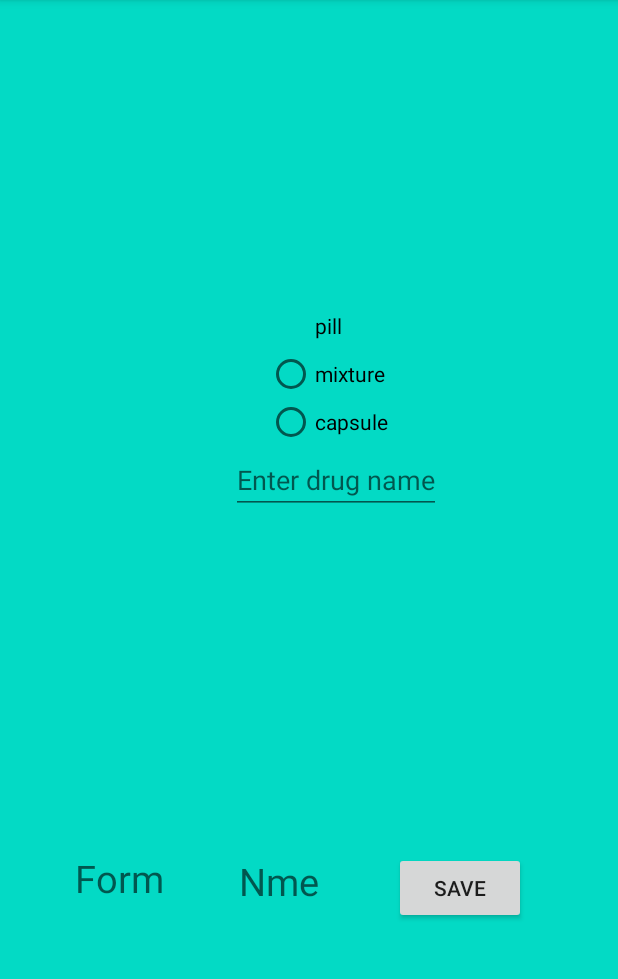
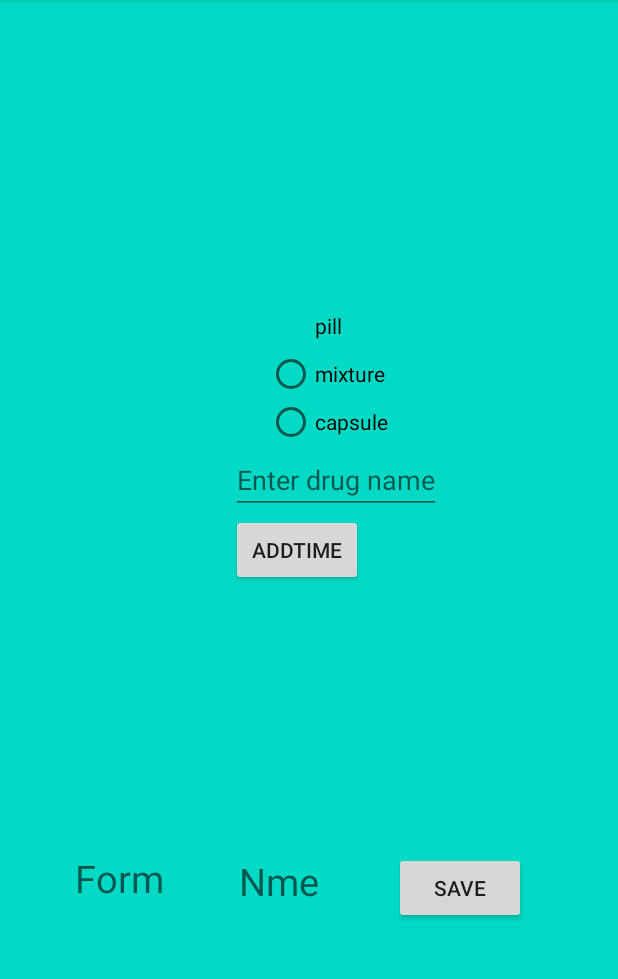
Before and after one commit to lizaarkhipskaya/TabletManager, an Android app: the FindDrugFragment screen opened through its navigation route, on a phone screen of 412 x 824 dp, the part 84-1063 px from its top. Run offline under Robolectric (Android 15) with nearby library versions, the phone set to English and light mode, and no system bars; our stand-ins replace data binding; 2 statements that could not run were skipped.

Commit message:
Add AlarmManager #2
1. Add ability to set time in FindDrugFragment.
2. Connect AlarmManager with drug time list.

```diff
--- a/app/src/main/java/com/product/tabletmanager/viewmodel/DrugViewModel.java
+++ b/app/src/main/java/com/product/tabletmanager/viewmodel/DrugViewModel.java
@@ -1,4 +1,6 @@
 package com.product.tabletmanager.viewmodel;
+
+import android.util.Log;
 
 import androidx.databinding.ObservableField;
 import androidx.lifecycle.LiveData;
@@ -9,6 +11,7 @@ import com.product.tabletmanager.model.Drug;
 import com.product.tabletmanager.model.DrugRepository;
 import com.product.tabletmanager.model.room.RoomRepository;
 
+import java.util.ArrayList;
 import java.util.Calendar;
 import java.util.List;
 
@@ -23,7 +26,7 @@ public class DrugViewModel extends ViewModel {
     public ObservableField<String> mName = new ObservableField<>();
     public String mUserName;
     public int mDosage;
-    public List<Calendar> mDayTime;
+    public List<Calendar> mDayTime = new ArrayList<>();
     public List<Drug.DEPENDS_ON_FOOD> mDependsOnFood;
 
     public DrugViewModel() {
@@ -39,7 +42,7 @@ public class DrugViewModel extends ViewModel {
     }
 
     private void updateDrug() {
-        if(mName.get() != null) {
+        if (mName.get() != null) {
             mDrug = new Drug(mForm.get(), mName.get(), mUserName, null, null, mDosage, mDayTime, mDependsOnFood);
             mDrugLiveDate.postValue(mDrug);
         }
@@ -55,6 +58,11 @@ public class DrugViewModel extends ViewModel {
         updateDrug();
     }
 
+    public void setDayTime(Calendar calendar) {
+        mDayTime.add(calendar);
+        updateDrug();
+    }
+
     public void saveDrug() {
         boolean canSave = canSaveDrug();
         if (!canSave) {
@@ -66,6 +74,6 @@ public class DrugViewModel extends ViewModel {
     }
 
     boolean canSaveDrug() {
-        return mForm.get()!= null && mName.get() != null && !mName.get().isEmpty();
+        return mForm.get() != null && mName.get() != null && !mName.get().isEmpty();
     }
 }
--- a/app/src/main/res/layout/fragment_find_drug.xml
+++ b/app/src/main/res/layout/fragment_find_drug.xml
@@ -11,6 +11,7 @@
     <androidx.constraintlayout.widget.ConstraintLayout
         android:layout_width="match_parent"
         android:layout_height="match_parent"
+        android:id="@+id/root_view"
         android:background="@color/colorAccent">
 
         <RadioGroup
@@ -59,6 +60,21 @@
             app:layout_constraintLeft_toLeftOf="@id/drug_form" />
 
         <LinearLayout
+            android:id="@+id/drug_time_container"
+            android:layout_width="wrap_content"
+            android:layout_height="wrap_content"
+            android:orientation="vertical"
+            app:layout_constraintTop_toBottomOf="@id/drug_name"
+            app:layout_constraintStart_toStartOf="@id/drug_name" >
+
+            <Button
+                android:id="@+id/drug_add_time"
+                android:layout_width="wrap_content"
+                android:layout_height="wrap_content"
+                android:text="AddTime" />
+        </LinearLayout>
+
+        <LinearLayout
             android:layout_width="match_parent"
             android:layout_height="200dp"
             app:layout_constraintBottom_toBottomOf="parent">
```
Also changed, not shown: app/src/main/java/com/product/tabletmanager/AlarmReceiver.java (+3 -4 lines), app/src/main/java/com/product/tabletmanager/app/DrugApplication.java (+0 -11 lines), app/src/main/java/com/product/tabletmanager/view/fragment/FindDrugFragment.java (+46 -0 lines), app/src/main/java/com/product/tabletmanager/view/fragment/ListOfDrugsFragment.java (+15 -22 lines).
